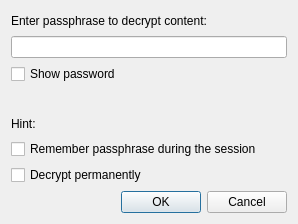
This is src/note_editor/dialogs/DecryptionDialog.ui in d1vanov/libquentier as Qt 5 draws it before an edit. The edited form follows.
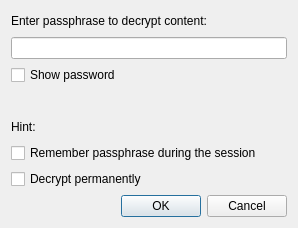
This is the edited form.

Diff of the .ui file:
```diff
--- a/src/note_editor/dialogs/DecryptionDialog.ui
+++ b/src/note_editor/dialogs/DecryptionDialog.ui
@@ -7,7 +7,7 @@
     <x>0</x>
     <y>0</y>
     <width>298</width>
-    <height>224</height>
+    <height>228</height>
    </rect>
   </property>
   <property name="windowTitle">
```
Left out of the diff: 2 changed lines with no effect on the pictures.
